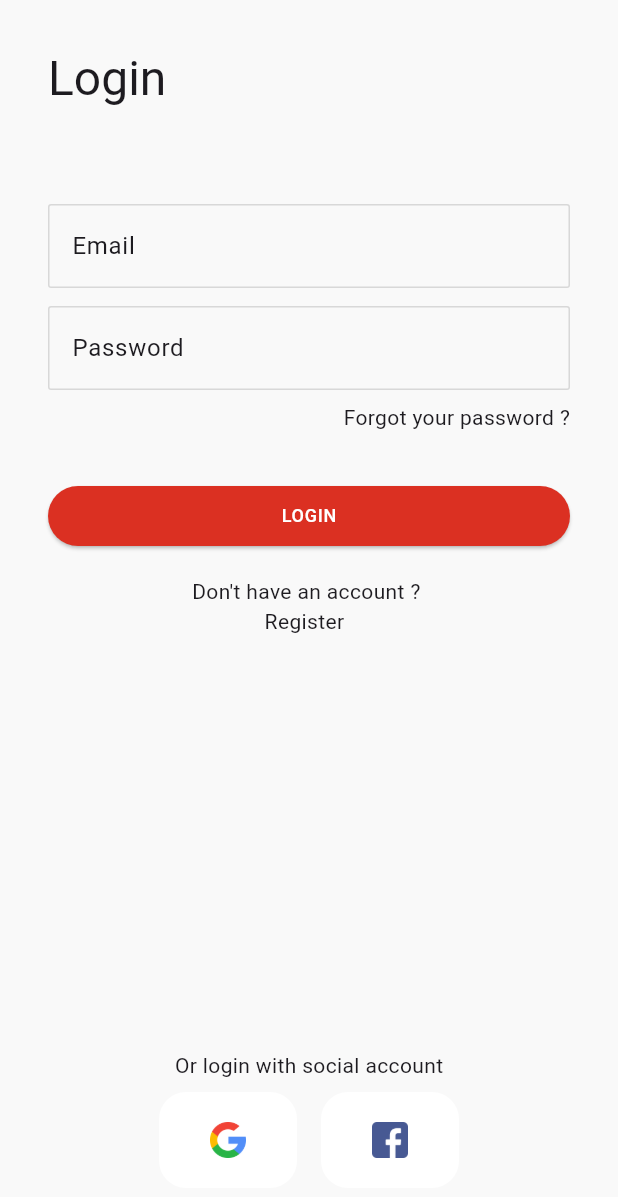
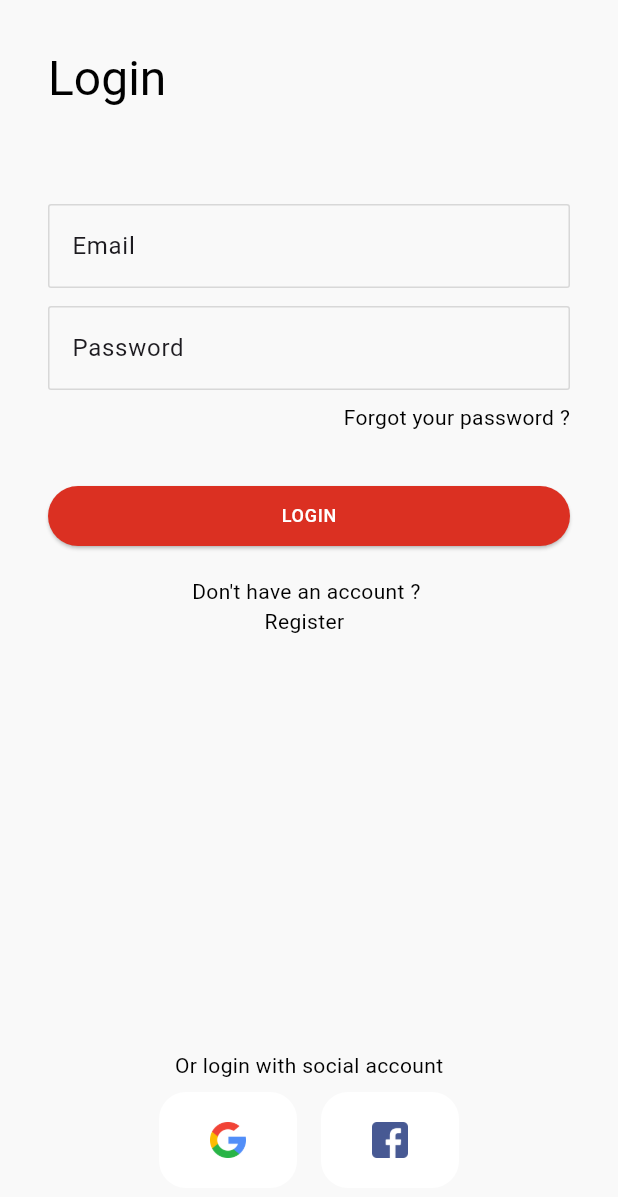
Before and after one commit to Salah-Essam/E-Commerce-App, a Flutter app: the screen it shows after launch, on a phone screen of 412 x 824 dp. Shown: the top 1197 px of the screen. Run offline on Flutter 3.47's test engine with Material 3 defaults, Android fonts, the phone set to English and light mode, and no system bars; our stand-ins replace persistent_bottom_nav_bar_v2.

Commit message:
some edit in colors

```diff
--- a/lib/main.dart
+++ b/lib/main.dart
@@ -15,8 +15,14 @@ class MyApp extends StatelessWidget {
       title: 'E Commerce App',
       debugShowCheckedModeBanner: false,
       theme: ThemeData(
-        scaffoldBackgroundColor: const Color(0xFFF9F9F9),
-        primaryColor: const Color(0xFFDB3022),
+        colorScheme: ColorScheme.fromSeed(
+          seedColor: const Color(0xFFDB3022),
+          primary: const Color(0xFFDB3022),
+          onPrimary: Colors.white,
+          surface: const Color(0xFFF9F9F9),
+          onSurface: Colors.black,
+        ),
+
         inputDecorationTheme: InputDecorationTheme(
           labelStyle: Theme.of(context).textTheme.bodyLarge,
           focusedBorder: OutlineInputBorder(
--- a/lib/utilities/enums.dart
+++ /dev/null
@@ -1 +0,0 @@
-enum AuthFormType { Login, Register }
--- a/lib/views/widgets/main_Button.dart
+++ b/lib/views/widgets/main_Button.dart
@@ -11,14 +11,14 @@ class MainButton extends StatelessWidget {
       width: double.infinity,
       child: ElevatedButton(
         style: ElevatedButton.styleFrom(
-          backgroundColor: Theme.of(context).primaryColor,
+          backgroundColor: Theme.of(context).colorScheme.primary,
         ),
         onPressed: onTap,
         child: Text(
           text,
-          style: Theme.of(
-            context,
-          ).textTheme.labelMedium?.copyWith(color: Colors.white),
+          style: Theme.of(context).textTheme.labelMedium?.copyWith(
+            color: Theme.of(context).colorScheme.onPrimary,
+          ),
         ),
       ),
     );
```
Also changed, not shown: lib/views/widgets/ListItemHome.dart (+26 -12 lines).
